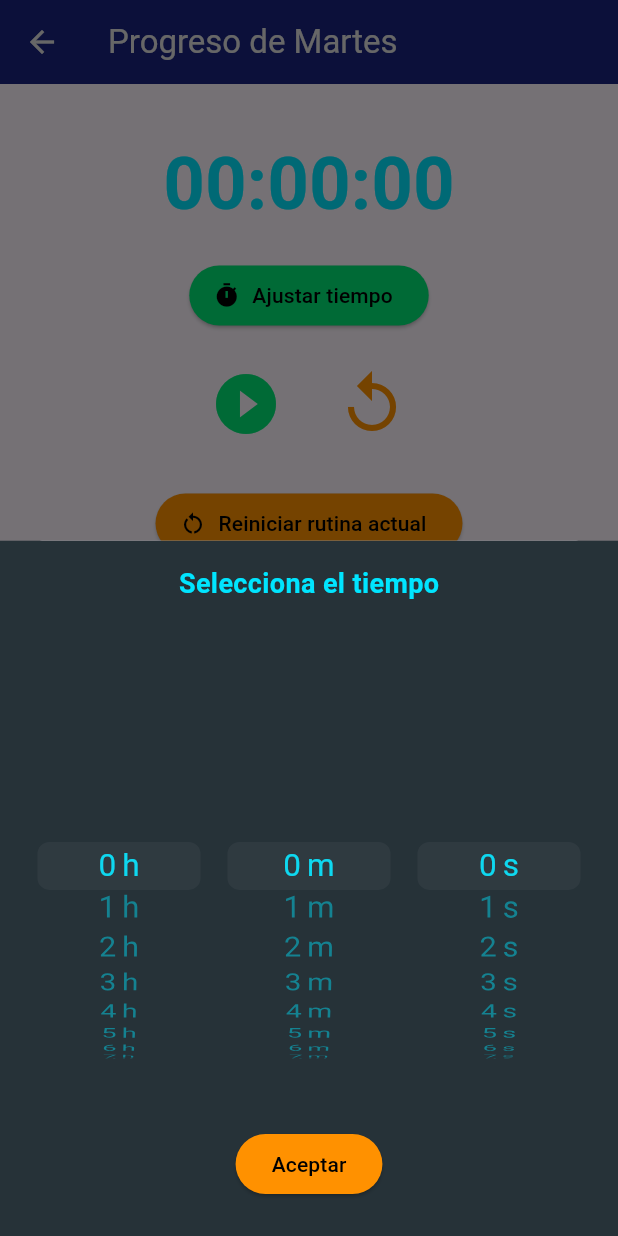
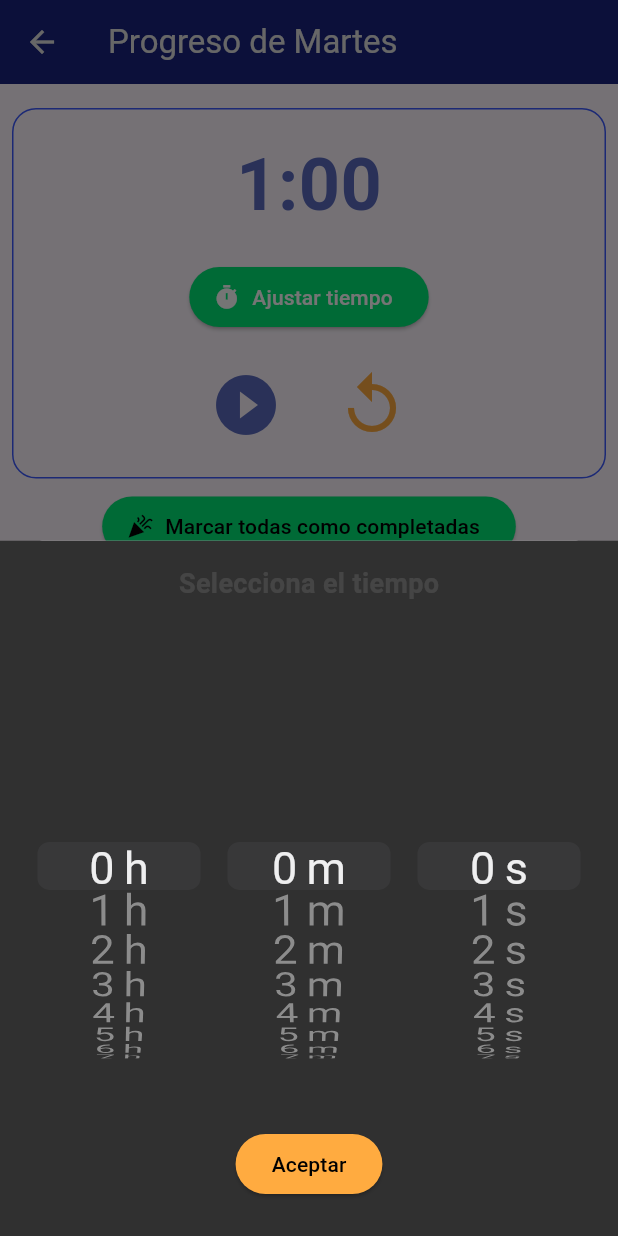
Before and after one commit to Eddie2704/Proyecto_Final, a Flutter app: the ProgressScreen screen opened directly, after a tap on "Ajustar tiempo", on a phone screen of 412 x 824 dp. Run offline on Flutter 3.47's test engine with Material 3 defaults, Android fonts, the phone set to English and light mode, and no system bars; our stand-ins replace cloud_firestore, confetti, firebase_auth, firebase_core, google_sign_in, shared_preferences and 1 more; accounts and stored records are empty; generated files the repository leaves out were written again.

Commit message:
ajustes de la pantalla de progreso, reestructuracion de pantallas y cambios de diseños

```diff
--- a/train_at_home_app/lib/providers/temporizador_provider.dart
+++ b/train_at_home_app/lib/providers/temporizador_provider.dart
@@ -1,60 +1,84 @@
 import 'dart:async';
 import 'package:flutter/material.dart';
+import 'package:shared_preferences/shared_preferences.dart';
 
 class TemporizadorProvider extends ChangeNotifier {
+  Duration _duration = const Duration(minutes: 1);
+  Duration _remaining = const Duration(minutes: 1);
   Timer? _timer;
-  Duration _remaining = Duration.zero;
-  Duration _duration = Duration.zero;
   bool _isRunning = false;
+  bool _isPaused = true;
 
   Duration get remaining => _remaining;
-  Duration get duration => _duration;
+  String get formattedTime => '${_remaining.inMinutes}:${(_remaining.inSeconds % 60).toString().padLeft(2, '0')}';
   bool get isRunning => _isRunning;
+  bool get isPaused => _isPaused;
 
-  String get formattedTime {
-    final hours = _remaining.inHours.toString().padLeft(2, '0');
-    final minutes = (_remaining.inMinutes % 60).toString().padLeft(2, '0');
-    final seconds = (_remaining.inSeconds % 60).toString().padLeft(2, '0');
-    return '$hours:$minutes:$seconds';
+  TemporizadorProvider() {
+    _loadProgress();
+  }
+
+  Future<void> _loadProgress() async {
+    final prefs = await SharedPreferences.getInstance();
+    final seconds = prefs.getInt('remainingTime') ?? _duration.inSeconds;
+    _remaining = Duration(seconds: seconds);
+    notifyListeners();
+  }
+
+  Future<void> _saveProgress() async {
+    final prefs = await SharedPreferences.getInstance();
+    prefs.setInt('remainingTime', _remaining.inSeconds);
   }
 
   void setDuration(Duration duration) {
+    _duration = duration;
     _remaining = duration;
-    _duration = duration;
+    _isPaused = true;
+    _saveProgress();
     notifyListeners();
   }
 
   void iniciar() {
     if (_isRunning || _remaining.inSeconds <= 0) return;
+
     _isRunning = true;
-    _timer = Timer.periodic(const Duration(seconds: 1), (_) {
-      if (_remaining > Duration.zero) {
+    _isPaused = false;
+    _timer = Timer.periodic(const Duration(seconds: 1), (timer) {
+      if (_remaining.inSeconds > 0) {
         _remaining -= const Duration(seconds: 1);
-        notifyListeners();
+        _saveProgress();
       } else {
-        _timer?.cancel();
-        _isRunning = false;
-        notifyListeners();
-
+        detener();
       }
+      notifyListeners();
     });
   }
 
   void pausar() {
+    if (!_isRunning) return;
+
     _timer?.cancel();
     _isRunning = false;
+    _isPaused = true;
+    _saveProgress();
     notifyListeners();
   }
 
   void reiniciar() {
     _timer?.cancel();
     _remaining = _duration;
-    _remaining = Duration.zero;
     _isRunning = false;
+    _isPaused = true;
+    _saveProgress();
     notifyListeners();
+  }
 
-
-
-
+  void detener() {
+    _timer?.cancel();
+    _isRunning = false;
+    _isPaused = true;
+    _remaining = const Duration(seconds: 0);
+    _saveProgress();
+    notifyListeners();
   }
 }
--- a/train_at_home_app/lib/views/home_page.dart
+++ b/train_at_home_app/lib/views/home_page.dart
@@ -15,9 +15,9 @@ class HomePageState extends State<HomePage> {
   int _currentIndex = 0;
 
   final List<Widget> _screens = [
-    ProgressScreen(),
     RoutinesScreen(),
     JournalScreen(),
+    ProgressScreen(),
     ProfileScreen(),
   ];
 
@@ -33,9 +33,9 @@ class HomePageState extends State<HomePage> {
         selectedItemColor: Colors.greenAccent[400],
 
         items: [
-          BottomNavigationBarItem(icon: Icon(Icons.show_chart), label: 'Progreso'),
           BottomNavigationBarItem(icon: Icon(Icons.fitness_center), label: 'Rutinas'),
           BottomNavigationBarItem(icon: Icon(Icons.calendar_today), label: 'Planificador'),
+          BottomNavigationBarItem(icon: Icon(Icons.show_chart), label: 'Progreso'),
           BottomNavigationBarItem(icon: Icon(Icons.person), label: 'Perfil'),
         ],
         onTap: (index) {
--- a/train_at_home_app/lib/views/journal_screen.dart
+++ b/train_at_home_app/lib/views/journal_screen.dart
@@ -31,7 +31,7 @@ class JournalScreen extends StatelessWidget {
             margin: const EdgeInsets.symmetric(horizontal: 16, vertical: 8),
             shape: RoundedRectangleBorder(
               borderRadius: BorderRadius.circular(12),
-              side: BorderSide(color: Colors.grey[700]!, width: 1),
+              side: BorderSide(color: Colors.indigo.shade400, width: 1),
             ),
             child: ListTile(
               title: Text(dia),
--- a/train_at_home_app/lib/views/progress_screen.dart
+++ b/train_at_home_app/lib/views/progress_screen.dart
@@ -1,5 +1,6 @@
 import 'package:flutter/material.dart';
 import 'package:provider/provider.dart';
+import 'package:shared_preferences/shared_preferences.dart';
 import 'package:vibration/vibration.dart';
 import 'package:confetti/confetti.dart';
 import 'package:trainathomeapp/providers/journal_provider.dart';
@@ -19,33 +20,35 @@ class ProgressScreenState extends State<ProgressScreen> {
   late List<Rutina> rutinasHoy;
   int rutinaActualIndex = 0;
   List<bool> rutinaCompletada = [];
-  late ConfettiController _confettiController; //  Controlador de confeti
+  late ConfettiController _confettiController;
 
 @override
 void initState() {
   super.initState();
-    _confettiController = ConfettiController(duration: const Duration(seconds: 2)); //  Inicializa confeti
+  _confettiController = ConfettiController(duration: const Duration(seconds: 5));
 
   final journal = Provider.of<JournalProvider>(context, listen: false);
   rutinasHoy = journal.rutinasAsignadas[_getToday()] ?? [];
   rutinaCompletada = List.generate(rutinasHoy.length, (_) => false);
 
+  _cargarRutinasCompletadas();
   if (rutinasHoy.isNotEmpty) {
     temporizador = Provider.of<TemporizadorProvider>(context, listen: false);
+    if (temporizador.isPaused) {
       temporizador.setDuration(Duration(minutes: rutinasHoy.first.time));
-      temporizador.iniciar();
-
+    }
     temporizador.addListener(() {
-        if (temporizador.remaining.inSeconds == 0) {
+      if (temporizador.remaining.inSeconds == 0 && !temporizador.isPaused) {
         _marcarRutinaComoCompletada();
       }
     });
   }
 }
 
+
   @override
   void dispose() {
-    _confettiController.dispose(); // Libera recursos del confeti
+    _confettiController.dispose();
     super.dispose();
   }
 
@@ -62,30 +65,34 @@ class ProgressScreenState extends State<ProgressScreen> {
           Column(
             children: [
               const SizedBox(height: 8),
-
-              // Temporizador compacto al inicio con botón de reinicio
               Container(
                 padding: const EdgeInsets.all(8),
                 child: Column(
                   children: [
                     const WidgetTemporizador(),
                     const SizedBox(height: 8),
+                     //boton no necesario
                     ElevatedButton.icon(
-                      onPressed: _reiniciarRutinaActual,
-                      icon: const Icon(Icons.restart_alt),
-                      label: const Text('Reiniciar rutina actual'),
+        onPressed: () {
+          setState(() {
+            rutinaCompletada = List.generate(rutinasHoy.length, (_) => true);
+            rutinaActualIndex = rutinasHoy.length;
+            _mostrarMensajeFinalizacion();
+          });
+        },
+        icon: const Icon(Icons.celebration),
+        label: const Text('Marcar todas como completadas'),
         style: ElevatedButton.styleFrom(
-                        backgroundColor: Colors.orangeAccent[400],
+          backgroundColor: Colors.greenAccent[400],
           foregroundColor: Colors.black,
         ),
       ),
+
                   ],
                 ),
               ),
-
               const SizedBox(height: 8),
-
-              //  Lista de rutinas del día con estado de cumplimiento
+              // ✅ Lista de rutinas del día con estado de cumplimiento
               Expanded(
                 child: rutinasHoy.isNotEmpty
                     ? ListView.builder(
@@ -95,14 +102,15 @@ class ProgressScreenState extends State<ProgressScreen> {
                           final rutina = rutinasHoy[index];
                           return Card(
                             margin: const EdgeInsets.symmetric(vertical: 8),
-                            shape: RoundedRectangleBorder(borderRadius: BorderRadius.circular(12)),
-                            color: Colors.blueGrey[900],
+                            shape: RoundedRectangleBorder(borderRadius: BorderRadius.circular(12),
+                            side: BorderSide(color: Colors.indigo.shade400, width: 1),),
+                            color: Colors.grey[550],
                             child: ListTile(
                               title: Text(
                                 rutina.name,
-                                style: TextStyle(fontSize: 18, fontWeight: FontWeight.bold, color: Colors.cyanAccent[400]),
+                                style: TextStyle(fontSize: 18, fontWeight: FontWeight.bold, color: Colors.indigo[500]),
                               ),
-                              subtitle: Text('${rutina.type} - ${rutina.time} min', style: TextStyle(color: Colors.grey[400])),
+                              subtitle: Text('${rutina.type} - ${rutina.time} min', style: TextStyle(color: Colors.grey[700])),
                               trailing: rutinaCompletada[index]
                                   ? const Icon(Icons.check_circle, color: Colors.greenAccent, size: 28)
                                   : const Icon(Icons.timer, color: Colors.orangeAccent, size: 28),
@@ -118,9 +126,10 @@ class ProgressScreenState extends State<ProgressScreen> {
                       ),
               ),
             ],
+
           ),
 
-          //  Confeti animado
+          // ✅ Confeti animado
           Align(
             alignment: Alignment.topCenter,
             child: ConfettiWidget(
@@ -135,38 +144,29 @@ class ProgressScreenState extends State<ProgressScreen> {
     );
   }
 
-  // 🔹 Marca la rutina actual como completada y avanza a la siguiente
-  void _marcarRutinaComoCompletada() {
+
+
+
+  //Funciones
+  void _marcarRutinaComoCompletada() async{
     if (rutinaActualIndex < rutinasHoy.length) {
       setState(() {
         rutinaCompletada[rutinaActualIndex] = true;
         rutinaActualIndex++;
-
         if (rutinaActualIndex < rutinasHoy.length) {
           temporizador.setDuration(Duration(minutes: rutinasHoy[rutinaActualIndex].time));
-          temporizador.iniciar();
         } else {
           _mostrarMensajeFinalizacion();
         }
       });
+      final prefs = await SharedPreferences.getInstance();
+    prefs.setStringList('rutinasCompletadas_${_getToday()}', rutinaCompletada.map((e) => e.toString()).toList());
     }
   }
 
-  //  Reinicia Solo la rutina actual sin avanzar a la siguiente
-  void _reiniciarRutinaActual() {
-    if (rutinaActualIndex < rutinasHoy.length) {
-      setState(() {
-        temporizador.setDuration(Duration(minutes: rutinasHoy[rutinaActualIndex].time));
-        temporizador.iniciar();
-      });
-    }
-  }
-
-  // Vibración y confeti cuando todas las rutinas se completan
   void _mostrarMensajeFinalizacion() {
-    Vibration.vibrate(duration: 500); // ✅ Activa la vibración
-    _confettiController.play(); // ✅ Activa confeti
-
+    Vibration.vibrate(duration: 500);
+    _confettiController.play();
     showDialog(
       context: context,
       builder: (_) => AlertDialog(
@@ -181,10 +181,19 @@ class ProgressScreenState extends State<ProgressScreen> {
       ),
     );
   }
-
-  //Obtiene el día actual en español
   String _getToday() {
     final weekdays = ['Lunes', 'Martes', 'Miércoles', 'Jueves', 'Viernes', 'Sábado', 'Domingo'];
     return weekdays[DateTime.now().weekday - 1];
   }
+
+void _cargarRutinasCompletadas() async {
+  final prefs = await SharedPreferences.getInstance();
+  final rutinasGuardadas = prefs.getStringList('rutinasCompletadas_${_getToday()}') ?? [];
+  if (rutinasHoy.isEmpty) return;
+  setState(() {
+    rutinaCompletada = List.generate(rutinasHoy.length, (index) {
+      return index < rutinasGuardadas.length ? rutinasGuardadas[index] == 'true' : false;
+    });
+  });
 }
+}
--- a/train_at_home_app/lib/widgets/widget_temporizador.dart
+++ b/train_at_home_app/lib/widgets/widget_temporizador.dart
@@ -18,6 +18,8 @@ class WidgetTemporizador extends StatelessWidget {
           decoration: BoxDecoration(
             color: Colors.grey[550],
             borderRadius: BorderRadius.circular(16),
+            border: Border.all(color: Colors.indigoAccent.shade400, width: 1),
+
           ),
           child: Column(
             children: [
@@ -26,7 +28,7 @@ class WidgetTemporizador extends StatelessWidget {
                 style: TextStyle(
                   fontSize: 48,
                   fontWeight: FontWeight.bold,
-                  color: Colors.cyanAccent[400],
+                  color: Colors.indigo[400],
                 ),
               ),
               const SizedBox(height: 16),
@@ -38,7 +40,7 @@ class WidgetTemporizador extends StatelessWidget {
                 label: const Text('Ajustar tiempo'),
                 style: ElevatedButton.styleFrom(
                   backgroundColor: Colors.greenAccent[400],
-                  foregroundColor: Colors.black,
+                  foregroundColor: Colors.white,
                 ),
               ),
 
@@ -47,16 +49,16 @@ class WidgetTemporizador extends StatelessWidget {
                 mainAxisAlignment: MainAxisAlignment.center,
                 children: [
                   IconButton(
-                    icon: Icon(temporizador.isRunning ? Icons.pause_circle_filled : Icons.play_circle_fill),
+                    icon: Icon(temporizador.isPaused ? Icons.play_circle_fill : Icons.pause_circle_filled),
                     iconSize: 48,
-                    color: Colors.greenAccent[400],
-                    onPressed: temporizador.isRunning ? temporizador.pausar : temporizador.iniciar,
+                    color: Colors.indigo[400],
+                    onPressed: temporizador.isPaused ? temporizador.iniciar : temporizador.pausar, // ✅ Ahora controla `isPaused`
                   ),
                   const SizedBox(width: 20),
                   IconButton(
                     icon: const Icon(Icons.replay),
                     iconSize: 48,
-                    color: Colors.orangeAccent[400],
+                    color: Colors.orangeAccent,
                     onPressed: temporizador.reiniciar,
                   ),
                 ],
@@ -76,12 +78,12 @@ class WidgetTemporizador extends StatelessWidget {
       builder: (_) {
         return Container(
           padding: const EdgeInsets.all(16),
-          color: Colors.blueGrey[900],
+          color: Colors.grey[850],
           child: Column(
             children: [
               Text(
                 'Selecciona el tiempo',
-                style: TextStyle(fontSize: 18, fontWeight: FontWeight.bold, color: Colors.cyanAccent[400]), // 🔹 Texto vibrante
+                style: TextStyle(fontSize: 18, fontWeight: FontWeight.bold, color: Colors.white10),
               ),
               Expanded(
                 child: Row(
@@ -100,7 +102,7 @@ class WidgetTemporizador extends StatelessWidget {
                   }
                   Navigator.pop(context);
                 },
-                style: ElevatedButton.styleFrom(backgroundColor: Colors.orangeAccent[400]),
+                style: ElevatedButton.styleFrom(backgroundColor: Colors.orangeAccent),
                 child: const Text('Aceptar', style: TextStyle(color: Colors.black)),
               ),
               const SizedBox(height: 8),
@@ -122,7 +124,7 @@ class WidgetTemporizador extends StatelessWidget {
           return Center(
             child: Text(
               '$val $label',
-              style: TextStyle(color: Colors.cyanAccent[400]),
+              style: TextStyle(color: Colors.white, fontSize: 30),
             ),
           );
         }),
```
Lines whose indentation alone changed are shown as unchanged.
